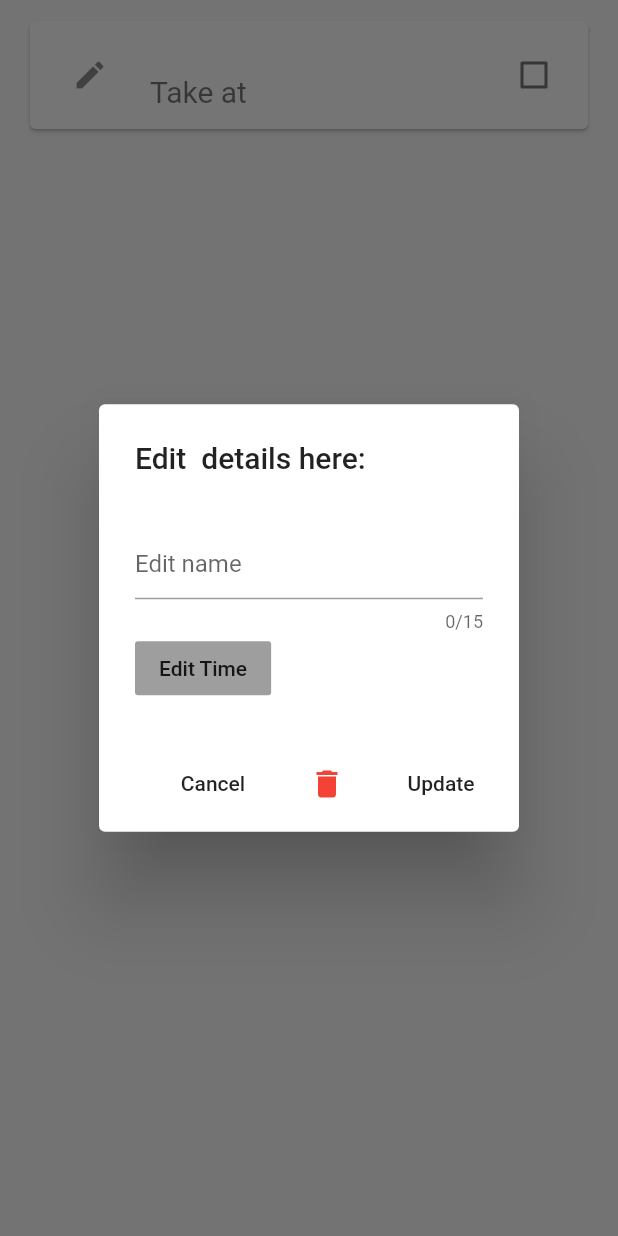
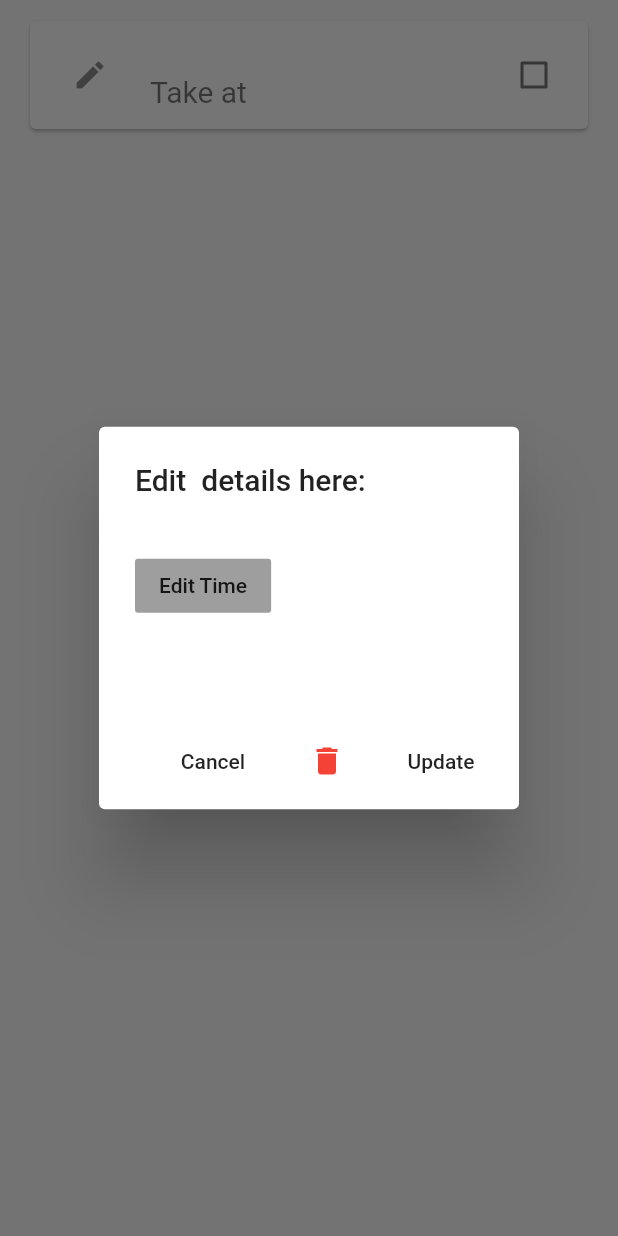
Before and after one commit to cliona-murphy/healthy_app3, a Flutter app: the MedicationTile widget shown alone on an empty page, opened directly with empty values, after a tap on the "edit" icon, on a phone screen of 412 x 824 dp. Run offline on Flutter 3.47's test engine with Material 2 defaults, Android fonts, the phone set to English and light mode, and no system bars; our stand-ins replace charts_flutter, cloud_firestore, firebase_auth, flushbar, flutter_spinkit, font_awesome_flutter and 2 more; missing offline and left inert: cupertino_setting_control; accounts and stored records are empty.

Commit message:
removing edit name field in med tracker cause not working and fixing edit food alert dialog to match others

```diff
--- a/lib/screens/medication_tracker_screen/medication_tile.dart
+++ b/lib/screens/medication_tracker_screen/medication_tile.dart
@@ -133,23 +133,23 @@ class _MedicationTileState extends State<MedicationTile> {
       return AlertDialog(
         title: Text("Edit "+medName+" details here:"),
         content: Container(
-          height: 130,
+          height: 100,
           child : SingleChildScrollView(
             child: Column(
               children: [
                 Padding(padding: EdgeInsets.only(top: 15.0),),
-                Align(
-                  alignment: Alignment.centerLeft,
-                  child: TextField(
-                    controller: nameController,
-                    inputFormatters: [new WhitelistingTextInputFormatter(RegExp("[0-9]")),],
-                    maxLength: 15,
-                    maxLengthEnforced: true,
-                    decoration: InputDecoration(
-                      hintText: "Edit name",
-                    ),
-                  ),
-                ),
+                // Align(
+                //   alignment: Alignment.centerLeft,
+                //   child: TextField(
+                //     controller: nameController,
+                //     inputFormatters: [new WhitelistingTextInputFormatter(RegExp("[0-9]")),],
+                //     maxLength: 15,
+                //     maxLengthEnforced: true,
+                //     decoration: InputDecoration(
+                //       hintText: "Edit name",
+                //     ),
+                //   ),
+                // ),
                 Align(
                   alignment: Alignment.centerLeft,
                   child: Container(
```
Also changed, not shown: lib/screens/food_diary_screen/food_tile.dart (+8 -1 lines).
